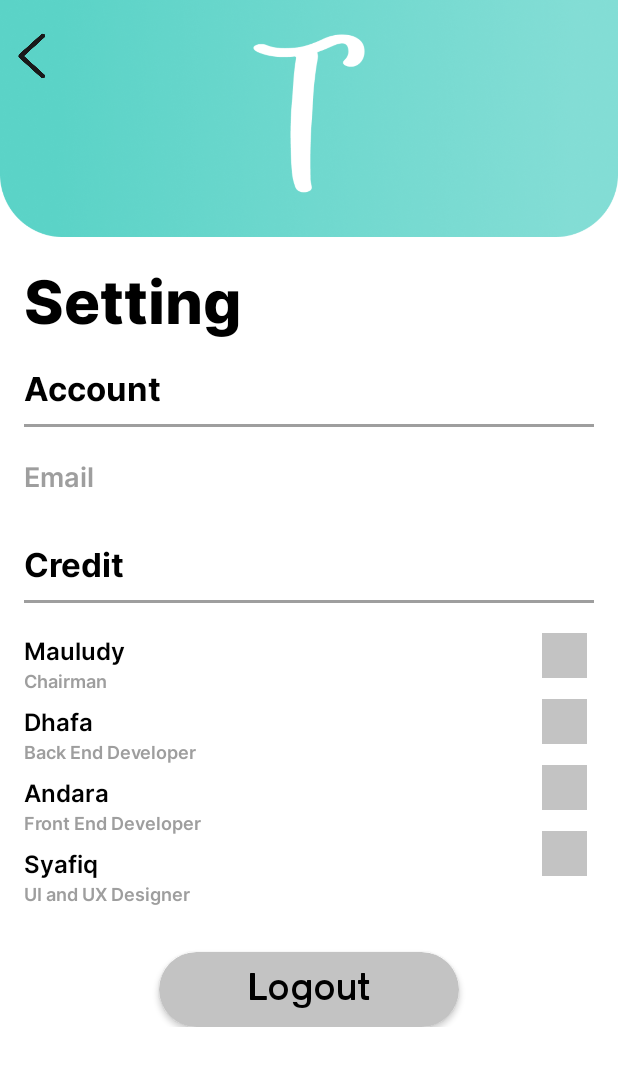
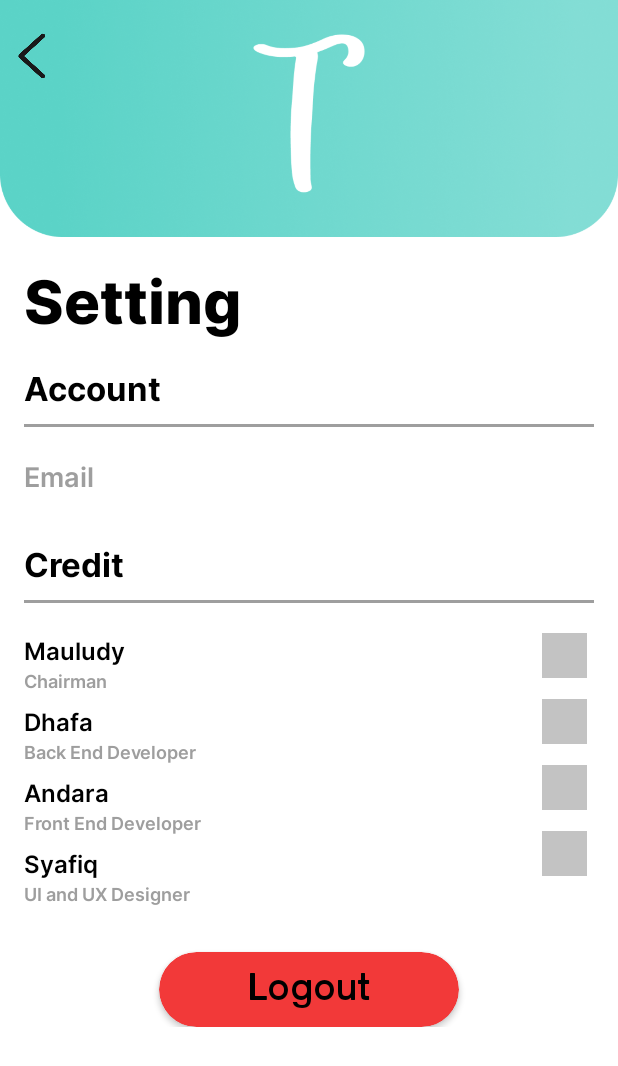
Before and after one commit to ReaL15/MyTabungan, an Android app: the layout activity_setting.xml on its own in the app's theme, with its tools: preview values and no code run, on a phone screen of 412 x 824 dp. Shown: the top 1066 px of the screen. Run offline under Robolectric (Android 15) with nearby library versions, the phone set to English and light mode, and no system bars.

Commit message:
logout button

```diff
--- a/app/src/main/res/layout/activity_card_berlangsung.xml
+++ b/app/src/main/res/layout/activity_card_berlangsung.xml
@@ -7,6 +7,7 @@
     tools:context=".aplikasi.CardBerlangsungActivity"
     android:background="@drawable/background_card_berlangsung"
     android:layout_marginBottom="20dp">
+
 
 <androidx.appcompat.widget.AppCompatTextView
     android:id="@+id/text_nama_barang"
--- a/app/src/main/res/layout/activity_dashboard.xml
+++ b/app/src/main/res/layout/activity_dashboard.xml
@@ -146,7 +146,8 @@
             android:layout_margin="20dp"
             android:layout_marginTop="4dp"
             app:layout_constraintLeft_toLeftOf="@id/title_tabungan"
-            app:layout_constraintTop_toBottomOf="@id/title_tabungan" />
+            app:layout_constraintTop_toBottomOf="@id/title_tabungan"
+            tools:listitem="@layout/activity_card_berlangsung"/>
 
 
 
--- a/app/src/main/res/layout/activity_setting.xml
+++ b/app/src/main/res/layout/activity_setting.xml
@@ -263,7 +263,7 @@
             android:layout_height="50dp"
             app:cardCornerRadius="30dp"
             android:layout_marginTop="30dp"
-            app:cardBackgroundColor="@color/grey"
+            app:cardBackgroundColor="@color/red"
             app:layout_constraintStart_toStartOf="parent"
             app:layout_constraintEnd_toEndOf="parent"
             app:layout_constraintTop_toBottomOf="@id/text_job_syafiq">
```
